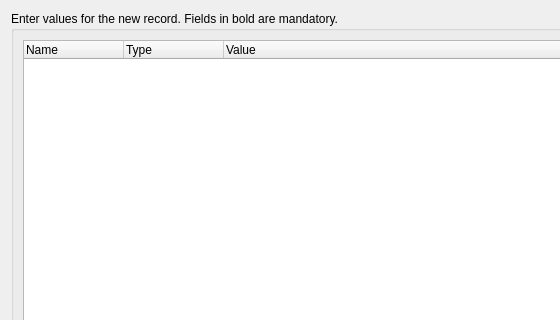
Qt form src/AddRecordDialog.ui (sqlitebrowser/sqlitebrowser) before a commit; both pictures show x 0 to 560 and y 0 to 320 of the 650 by 500 pixel window.
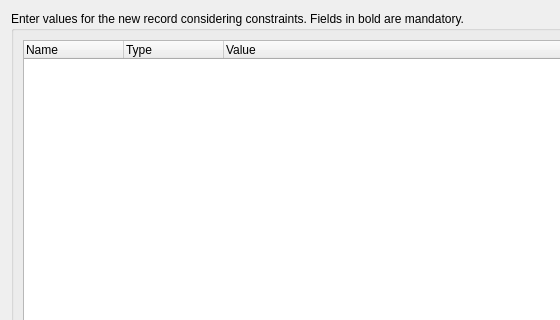
The same form after that commit. Icons and pictures are not drawn. Custom widgets are drawn as their Qt base class.

Commit message:
Dialog as fallback for failure after empty row insertion and read only text
The insertion of an empty row is always tried. When it fails due to
constraints and foreign keys, the Add Record Dialog is open so the user
can enter values for the new record considering the constraints.

When the table has not constraints, or the row insertion provides valid
values, the user is still able to insert rows using the simple approach.

SQL preview in dialog is now read-only.

Diff of the .ui file:
```diff
--- a/src/AddRecordDialog.ui
+++ b/src/AddRecordDialog.ui
@@ -24,7 +24,7 @@
    <item>
     <widget class="QGroupBox" name="groupFields">
      <property name="title">
-      <string>Enter values for the new record. Fields in bold are mandatory.</string>
+      <string>Enter values for the new record considering constraints. Fields in bold are mandatory.</string>
      </property>
      <layout class="QVBoxLayout" name="verticalLayout">
       <item>
```
The commit also changes 2 other files.
